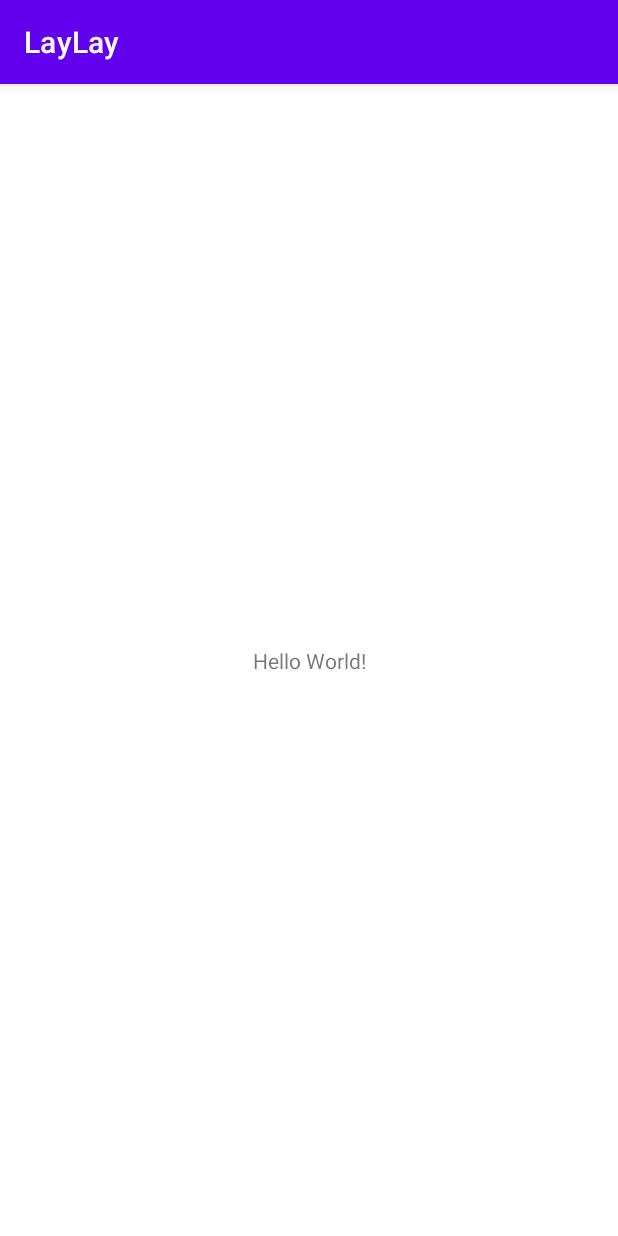
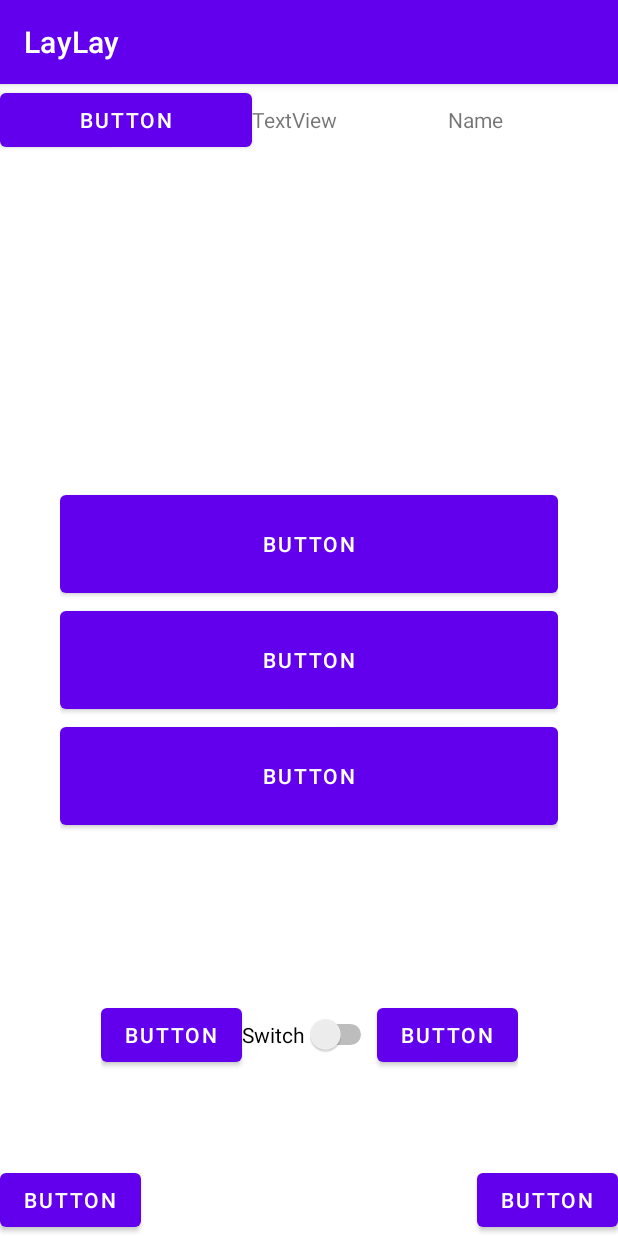
Before and after one commit to Anjeelchaudhary/Android-SpringBoot, an Android app: the screen it shows after launch (MainActivity), on a phone screen of 412 x 824 dp. Run offline under Robolectric (Android 15) with nearby library versions, the light colour scheme and no system bars.

Commit message:
concepts of Layout

```diff
--- a/Layouts/app/src/main/res/layout/activity_main.xml
+++ b/Layouts/app/src/main/res/layout/activity_main.xml
@@ -6,13 +6,128 @@
     android:layout_height="match_parent"
     tools:context=".MainActivity">
 
-    <TextView
-        android:layout_width="wrap_content"
-        android:layout_height="wrap_content"
-        android:text="Hello World!"
+    <LinearLayout
+        android:layout_width="409dp"
+        android:layout_height="729dp"
+        android:orientation="horizontal"
+        tools:layout_editor_absoluteX="1dp"
+        tools:layout_editor_absoluteY="1dp">
+
+        <Button
+            android:id="@+id/button8"
+            android:layout_width="wrap_content"
+            android:layout_height="wrap_content"
+            android:layout_weight="1"
+            android:text="Button" />
+
+        <TextView
+            android:id="@+id/textView4"
+            android:layout_width="wrap_content"
+            android:layout_height="wrap_content"
+            android:layout_weight="1"
+            android:text="TextView" />
+
+        <TextView
+            android:id="@+id/textView5"
+            android:layout_width="wrap_content"
+            android:layout_height="wrap_content"
+            android:layout_weight="1"
+            android:text="Name" />
+
+    </LinearLayout>
+
+    <LinearLayout
+        android:id="@+id/linearLayout3"
+        android:layout_width="332dp"
+        android:layout_height="232dp"
+        android:layout_weight="1"
+        android:orientation="vertical"
         app:layout_constraintBottom_toBottomOf="parent"
         app:layout_constraintEnd_toEndOf="parent"
         app:layout_constraintStart_toStartOf="parent"
-        app:layout_constraintTop_toTopOf="parent" />
+        app:layout_constraintTop_toTopOf="parent">
+
+        <Button
+            android:id="@+id/button9"
+            android:layout_width="match_parent"
+            android:layout_height="wrap_content"
+            android:layout_weight="1"
+            android:text="Button" />
+
+        <Button
+            android:id="@+id/button12"
+            android:layout_width="match_parent"
+            android:layout_height="wrap_content"
+            android:layout_weight="1"
+            android:text="Button" />
+
+        <Button
+            android:id="@+id/button13"
+            android:layout_width="match_parent"
+            android:layout_height="wrap_content"
+            android:layout_weight="1"
+            android:text="Button" />
+    </LinearLayout>
+
+    <LinearLayout
+        android:layout_width="wrap_content"
+        android:layout_height="wrap_content"
+        android:orientation="horizontal"
+        app:layout_constraintBottom_toBottomOf="parent"
+        app:layout_constraintEnd_toEndOf="@+id/linearLayout3"
+        app:layout_constraintStart_toStartOf="@+id/linearLayout3"
+        app:layout_constraintTop_toBottomOf="@+id/linearLayout3">
+
+        <Button
+            android:id="@+id/button14"
+            android:layout_width="wrap_content"
+            android:layout_height="wrap_content"
+            android:layout_weight="1"
+            android:text="Button" />
+
+        <Switch
+            android:id="@+id/switch1"
+            android:layout_width="wrap_content"
+            android:layout_height="wrap_content"
+            android:layout_weight="1"
+            android:text="Switch" />
+
+        <Button
+            android:id="@+id/button15"
+            android:layout_width="wrap_content"
+            android:layout_height="wrap_content"
+            android:layout_weight="1"
+            android:text="Button" />
+    </LinearLayout>
+
+    <RelativeLayout
+        android:layout_width="match_parent"
+        android:layout_height="match_parent">
+
+        <Button
+            android:id="@+id/button16"
+            android:layout_width="wrap_content"
+            android:layout_height="wrap_content"
+            android:layout_alignWithParentIfMissing="false"
+            android:layout_alignParentStart="false"
+            android:layout_alignParentLeft="false"
+            android:layout_alignParentTop="false"
+            android:layout_alignParentEnd="true"
+            android:layout_alignParentRight="false"
+            android:layout_alignParentBottom="true"
+            android:text="Button" />
+
+        <Button
+            android:id="@+id/button17"
+            android:layout_width="wrap_content"
+            android:layout_height="wrap_content"
+            android:layout_alignWithParentIfMissing="false"
+            android:layout_alignParentLeft="false"
+            android:layout_alignParentTop="false"
+            android:layout_alignParentEnd="false"
+            android:layout_alignParentRight="false"
+            android:layout_alignParentBottom="true"
+            android:text="Button" />
+    </RelativeLayout>
 
 </androidx.constraintlayout.widget.ConstraintLayout>
```
